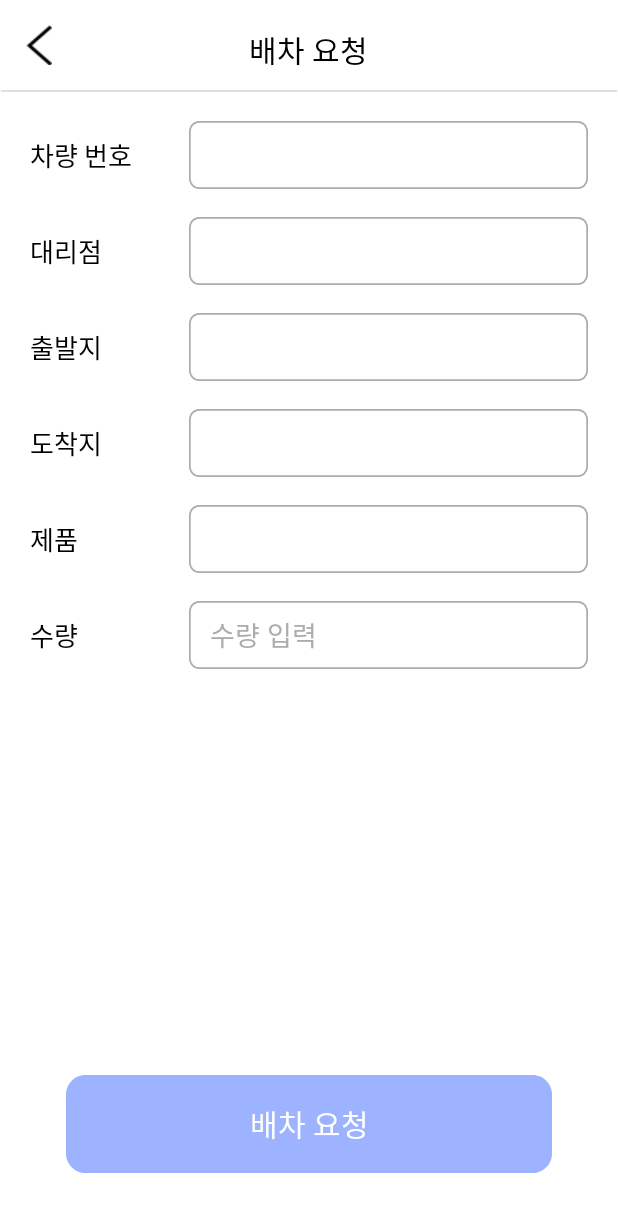
After one commit to LeeJS9856/TransManagerAdmin, an Android app: the layout request_dispatch.xml on its own in the app's theme, with its tools: preview values and no code run, on a phone screen of 412 x 824 dp. The commit adds this screen. Shown: the top 1212 px of the screen. Run offline under Robolectric (Android 15) with nearby library versions, the phone set to English and light mode, and no system bars.

Commit message:
FEAT : make request_dispatch.xml

```diff
--- /dev/null
+++ b/app/src/main/res/drawable/bg_button_blank.xml
@@ -0,0 +1,26 @@
+<?xml version="1.0" encoding="utf-8"?>
+
+<!-- drawable/rectangle_7.xml -->
+<vector
+    xmlns:android="http://schemas.android.com/apk/res/android"
+    xmlns:aapt="http://schemas.android.com/aapt"
+    android:width="234dp"
+    android:height="39dp"
+    android:viewportWidth="234"
+    android:viewportHeight="39"
+    >
+    <group>
+        <clip-path
+            android:pathData="M6 0H228C231.314 0 234 2.68629 234 6V33C234 36.3137 231.314 39 228 39H6C2.68629 39 0 36.3137 0 33V6C0 2.68629 2.68629 0 6 0Z"
+            />
+        <path
+            android:pathData="M0 0V39H234V0"
+            android:fillColor="#FFFFFF"
+            />
+        <path
+            android:pathData="M6 0H228C231.314 0 234 2.68629 234 6V33C234 36.3137 231.314 39 228 39H6C2.68629 39 0 36.3137 0 33V6C0 2.68629 2.68629 0 6 0Z"
+            android:strokeWidth="2"
+            android:strokeColor="#ACACAC"
+            />
+    </group>
+</vector>
--- /dev/null
+++ b/app/src/main/res/drawable/bg_button_sky.xml
@@ -0,0 +1,20 @@
+<?xml version="1.0" encoding="utf-8"?>
+<!-- drawable/rectangle_1.xml -->
+<vector
+    xmlns:android="http://schemas.android.com/apk/res/android"
+    xmlns:aapt="http://schemas.android.com/aapt"
+    android:width="324dp"
+    android:height="65dp"
+    android:viewportWidth="324"
+    android:viewportHeight="65"
+    >
+    <group>
+        <clip-path
+            android:pathData="M13 0H311C318.18 0 324 5.8203 324 13V52C324 59.1797 318.18 65 311 65H13C5.8203 65 0 59.1797 0 52V13C0 5.8203 5.8203 0 13 0Z"
+            />
+        <path
+            android:pathData="M0 0V65H324V0"
+            android:fillColor="#9DB3FF"
+            />
+    </group>
+</vector>
--- /dev/null
+++ b/app/src/main/res/layout/request_dispatch.xml
@@ -0,0 +1,285 @@
+<?xml version="1.0" encoding="utf-8"?>
+<!-- Auto layout, variables, and unit scale are not yet supported -->
+<RelativeLayout
+    xmlns:android="http://schemas.android.com/apk/res/android"
+    xmlns:tools="http://schemas.android.com/tools"
+    android:id="@+id/regist_trans"
+    android:layout_width="match_parent"
+    android:layout_height="match_parent"
+    android:background="#FFFFFF">
+
+    <ImageButton
+        android:id="@+id/back"
+        android:layout_width="18dp"
+        android:layout_height="27dp"
+        android:layout_alignParentStart="true"
+        android:layout_alignParentTop="true"
+        android:layout_marginStart="16.69dp"
+        android:layout_marginTop="16dp"
+        android:layout_marginBottom="16.69dp"
+        android:background="@drawable/img_back" />
+
+    <!-- Auto layout, variables, and unit scale are not yet supported -->
+    <View
+        android:id="@+id/line_head"
+        android:layout_width="match_parent"
+        android:layout_height="1dp"
+        android:layout_alignParentStart="true"
+        android:layout_alignParentTop="true"
+        android:layout_marginTop="60dp"
+        android:background="@drawable/line"
+        />
+
+    <!-- Auto layout, variables, and unit scale are not yet supported -->
+    <TextView
+        android:id="@+id/text_trans"
+        android:layout_width="wrap_content"
+        android:layout_height="wrap_content"
+        android:layout_alignParentTop="true"
+        android:layout_centerHorizontal="true"
+        android:layout_marginTop="18dp"
+        android:fontFamily="@font/kopubdotumbold"
+        android:gravity="center"
+        android:text="배차 요청"
+        android:textColor="@color/black"
+        android:textSize="20sp" />
+
+    <LinearLayout
+        android:layout_width="match_parent"
+        android:layout_height="wrap_content"
+        android:layout_alignParentTop="true"
+        android:layout_alignParentStart="true"
+        android:layout_marginTop="63dp"
+        android:paddingTop="8dp"
+        android:paddingBottom="8dp"
+        android:orientation="vertical">
+
+        <LinearLayout
+            android:layout_width="match_parent"
+            android:layout_height="wrap_content"
+            android:orientation="horizontal">
+
+            <TextView
+                android:id="@+id/text_vihiclenumber"
+                android:layout_width="0dp"
+                android:layout_height="wrap_content"
+                android:layout_marginStart="20dp"
+                android:layout_marginTop="15dp"
+                android:layout_marginBottom="15dp"
+                android:layout_weight="2"
+                android:layout_gravity="center"
+                android:text="@string/vihicle_number"
+                android:textColor="@color/black"
+                android:fontFamily="@font/kopubdotumbold"
+                android:textSize="17sp" />
+
+            <Spinner
+                android:id="@+id/spinner_vihiclenumber"
+                android:layout_width="0dp"
+                android:layout_height="45dp"
+                android:layout_weight="5"
+                android:layout_marginEnd="20dp"
+                android:layout_marginTop="9dp"
+                android:layout_marginBottom="9dp"
+                android:layout_gravity="center"
+                android:gravity="center_vertical"
+                android:background="@drawable/bg_button_blank"
+                android:paddingStart="8dp"
+                android:paddingEnd="8dp" />
+
+        </LinearLayout>
+        <LinearLayout
+            android:layout_width="match_parent"
+            android:layout_height="wrap_content"
+            android:orientation="horizontal">
+
+            <TextView
+                android:id="@+id/text_agent"
+                android:layout_width="0dp"
+                android:layout_height="wrap_content"
+                android:layout_marginStart="20dp"
+                android:layout_marginTop="15dp"
+                android:layout_marginBottom="15dp"
+                android:layout_weight="2"
+                android:layout_gravity="center"
+                android:fontFamily="@font/kopubdotumbold"
+                android:text="대리점"
+                android:textColor="@color/black"
+                android:textSize="17sp"
+                tools:ignore="HardcodedText" />
+
+            <Spinner
+                android:id="@+id/spinner_agent"
+                android:layout_width="0dp"
+                android:layout_height="45dp"
+                android:layout_gravity="center"
+                android:layout_marginTop="9dp"
+                android:layout_marginEnd="20dp"
+                android:layout_marginBottom="9dp"
+                android:layout_weight="5"
+                android:background="@drawable/bg_button_blank"
+                android:paddingStart="8dp"
+                android:paddingEnd="8dp"
+ />
+
+        </LinearLayout>
+        <LinearLayout
+            android:layout_width="match_parent"
+            android:layout_height="wrap_content"
+            android:orientation="horizontal">
+
+            <TextView
+                android:id="@+id/text_start"
+                android:layout_width="0dp"
+                android:layout_height="wrap_content"
+                android:layout_marginStart="20dp"
+                android:layout_marginTop="15dp"
+                android:layout_marginBottom="15dp"
+                android:layout_weight="2"
+                android:layout_gravity="center"
+                android:fontFamily="@font/kopubdotumbold"
+                android:text="@string/from"
+                android:textColor="@color/black"
+                android:textSize="17sp" />
+
+            <Spinner
+                android:id="@+id/spinner_start"
+                android:layout_width="0dp"
+                android:layout_height="45dp"
+                android:layout_weight="5"
+                android:layout_marginEnd="20dp"
+                android:layout_marginTop="9dp"
+                android:layout_marginBottom="9dp"
+                android:layout_gravity="center"
+                android:gravity="center_vertical"
+                android:background="@drawable/bg_button_blank"
+                android:paddingStart="8dp"
+                android:paddingEnd="8dp"
+/>
+
+        </LinearLayout>
+        <LinearLayout
+            android:layout_width="match_parent"
+            android:layout_height="wrap_content"
+            android:orientation="horizontal">
+
+            <TextView
+                android:id="@+id/text_end"
+                android:layout_width="0dp"
+                android:layout_height="wrap_content"
+                android:layout_marginStart="20dp"
+                android:layout_marginTop="15dp"
+                android:layout_marginBottom="15dp"
+                android:layout_weight="2"
+                android:layout_gravity="center"
+                android:fontFamily="@font/kopubdotumbold"
+                android:text="@string/to"
+                android:textColor="@color/black"
+                android:textSize="17sp" />
+
+            <Spinner
+                android:id="@+id/spinner_end"
+                android:layout_width="0dp"
+                android:layout_height="45dp"
+                android:layout_weight="5"
+                android:layout_marginEnd="20dp"
+                android:layout_marginTop="9dp"
+                android:layout_marginBottom="9dp"
+                android:layout_gravity="center"
+                android:gravity="center_vertical"
+                android:background="@drawable/bg_button_blank"
+                android:paddingStart="8dp"
+                android:paddingEnd="8dp"
+                />
+
+        </LinearLayout>
+        <LinearLayout
+            android:layout_width="match_parent"
+            android:layout_height="wrap_content"
+            android:orientation="horizontal">
+
+            <TextView
+                android:id="@+id/text_product"
+                android:layout_width="0dp"
+                android:layout_height="wrap_content"
+                android:layout_marginStart="20dp"
+                android:layout_marginTop="15dp"
+                android:layout_marginBottom="15dp"
+                android:layout_weight="2"
+                android:layout_gravity="center"
+                android:fontFamily="@font/kopubdotumbold"
+                android:text="@string/product"
+                android:textColor="@color/black"
+                android:textSize="17sp" />
+
+            <Spinner
+                android:id="@+id/spinner_product"
+                android:layout_width="0dp"
+                android:layout_height="45dp"
+                android:layout_weight="5"
+                android:layout_marginEnd="20dp"
+                android:layout_marginTop="9dp"
+                android:layout_marginBottom="9dp"
+                android:layout_gravity="center"
+                android:gravity="center_vertical"
+                android:background="@drawable/bg_button_blank"
+                android:paddingStart="8dp"
+                android:paddingEnd="8dp" />
+
+        </LinearLayout>
+        <LinearLayout
+            android:layout_width="match_parent"
+            android:layout_height="wrap_content"
+            android:orientation="horizontal">
+
+            <TextView
+                android:id="@+id/text_quantity"
+                android:layout_width="0dp"
+                android:layout_height="wrap_content"
+                android:layout_marginStart="20dp"
+                android:layout_marginTop="15dp"
+                android:layout_marginBottom="15dp"
+                android:layout_weight="2"
+                android:layout_gravity="center"
+                android:fontFamily="@font/kopubdotumbold"
+                android:text="@string/quantity"
+                android:textColor="@color/black"
+                android:textSize="17sp" />
+
+            <EditText
+                android:id="@+id/edittext_quantity"
+                android:layout_width="0dp"
+                android:layout_height="45dp"
+                android:layout_weight="5"
+                android:layout_marginEnd="20dp"
+                android:layout_marginTop="9dp"
+                android:layout_marginBottom="9dp"
+                android:layout_gravity="center"
+                android:gravity="center_vertical"
+                android:background="@drawable/bg_button_blank"
+                android:hint="@string/hint_quantity"
+                android:textColorHint="#ACACAC"
+                android:paddingStart="14dp"
+                android:paddingEnd="14dp"
+
+                android:inputType="numberDecimal"/>
+
+        </LinearLayout>
+
+    </LinearLayout>
+
+    <!-- Auto layout, variables, and unit scale are not yet supported -->
+    <android.widget.Button
+        android:id="@+id/button_regist_trans"
+        android:layout_width="324dp"
+        android:layout_height="65dp"
+        android:layout_centerHorizontal="true"
+        android:layout_alignParentBottom="true"
+        android:layout_marginBottom="42dp"
+        android:background="@drawable/bg_button_sky"
+        android:text="@string/request_dispatch"
+        android:textColor="@color/white"
+        android:textSize="20sp"
+        android:fontFamily="@font/kopubdotumbold"
+        />
+</RelativeLayout>
--- a/app/src/main/res/layout/trans_list.xml
+++ b/app/src/main/res/layout/trans_list.xml
@@ -59,7 +59,7 @@
             android:layout_marginBottom="11dp"
             android:layout_marginStart="40dp"
             android:layout_marginEnd="9dp"
-            android:background="@drawable/spinner_trans_list"
+            android:background="@drawable/bg_spinner"
             android:textAlignment="center"/>
         <Spinner
             android:id="@+id/spinner_month"
@@ -70,7 +70,7 @@
             android:layout_marginBottom="11dp"
             android:layout_marginEnd="40dp"
             android:layout_marginStart="9dp"
-            android:background="@drawable/spinner_trans_list"
+            android:background="@drawable/bg_spinner"
             android:textAlignment="center"/>
     </LinearLayout>
     <LinearLayout
@@ -89,7 +89,7 @@
             android:layout_marginBottom="11dp"
             android:layout_marginStart="40dp"
             android:layout_marginEnd="9dp"
-            android:background="@drawable/spinner_trans_list"
+            android:background="@drawable/bg_spinner"
             android:textAlignment="center"/>
         <Spinner
             android:id="@+id/spinner_data"
@@ -100,7 +100,7 @@
             android:layout_marginBottom="11dp"
             android:layout_marginEnd="40dp"
             android:layout_marginStart="9dp"
-            android:background="@drawable/spinner_trans_list"
+            android:background="@drawable/bg_spinner"
             android:textAlignment="center"/>
     </LinearLayout>
 
--- a/app/src/main/res/values/strings.xml
+++ b/app/src/main/res/values/strings.xml
@@ -9,4 +9,9 @@
     <string name="start">출발지</string>
     <string name="end">도착지</string>
     <string name="product">제품</string>
+    <string name="vihicle_number">차량 번호</string>
+    <string name="to">도착지</string>
+    <string name="from">출발지</string>
+    <string name="quantity">수량</string>
+    <string name="hint_quantity">수량 입력</string>
 </resources>
```
Also changed, not shown: app/src/main/res/drawable/bg_spinner.xml (renamed from app/src/main/res/drawable/spinner_trans_list.xml).
